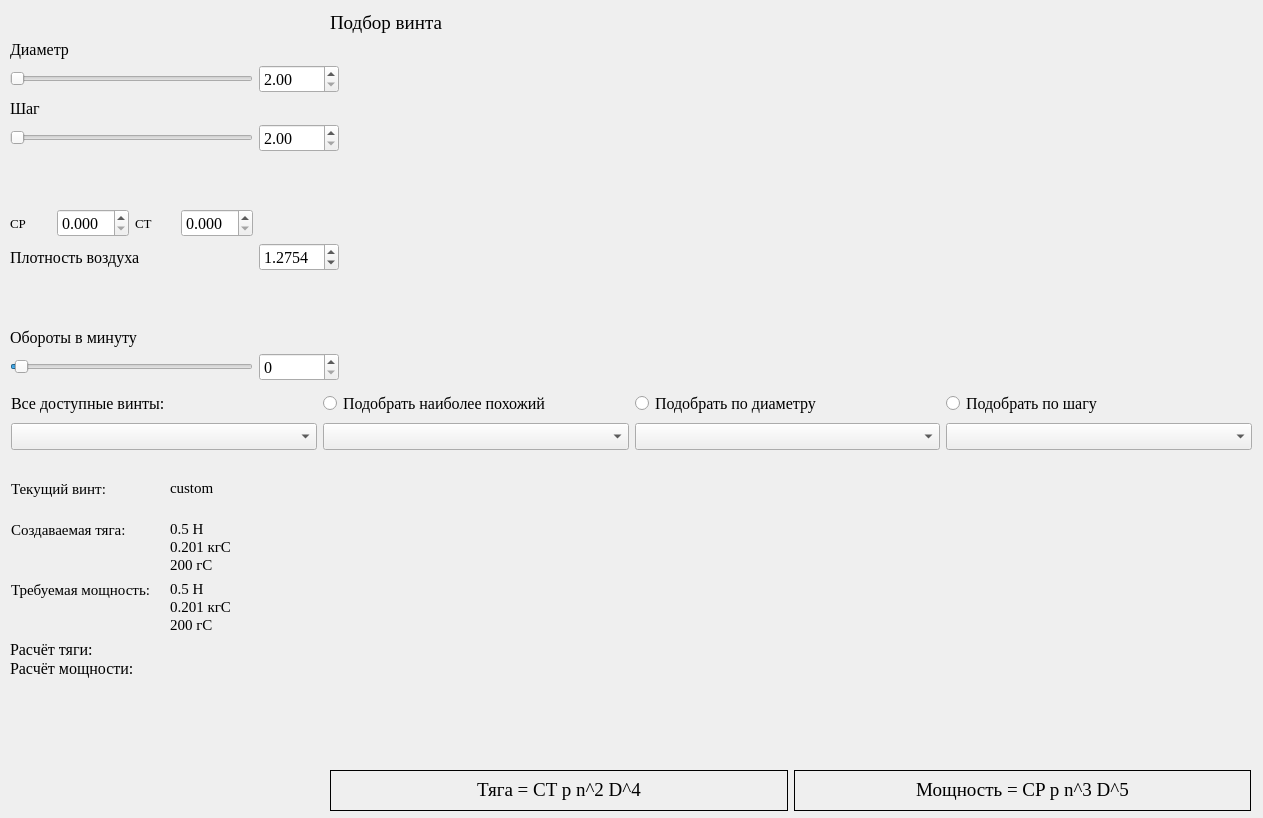
This is main_win.ui in Kronars/Diplom as Qt 5 draws it before an edit. The edited form follows.
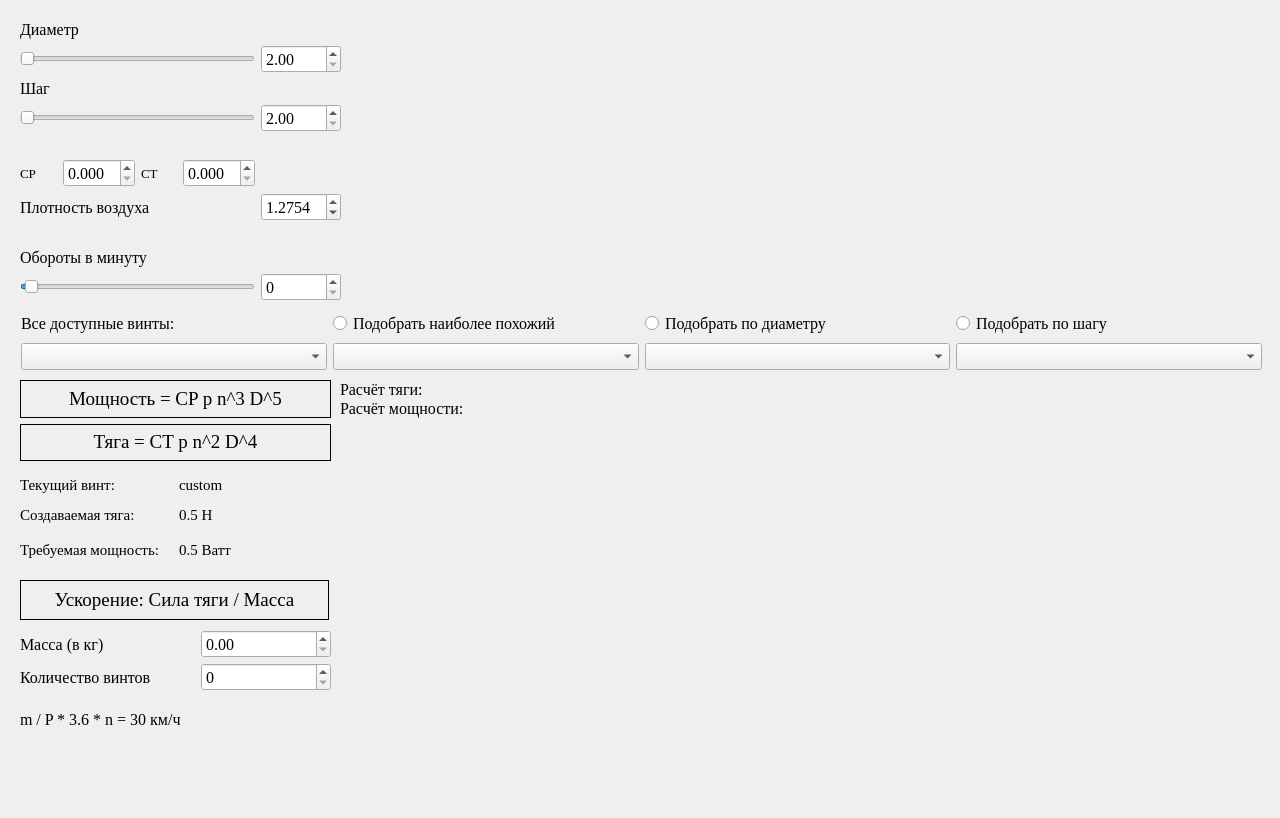
This is the edited form. Icons and pictures are not drawn. Custom widgets are drawn as their Qt base class.

Commit message: Новые фичи в интерфейс

Patch:
```diff
--- a/main_win.ui
+++ b/main_win.ui
@@ -6,7 +6,7 @@
    <rect>
     <x>0</x>
     <y>0</y>
-    <width>1263</width>
+    <width>1280</width>
     <height>818</height>
    </rect>
   </property>
@@ -30,41 +30,19 @@
      <stylestrategy>PreferAntialias</stylestrategy>
     </font>
    </property>
-   <widget class="QLabel" name="title">
-    <property name="geometry">
-     <rect>
-      <x>330</x>
-      <y>10</y>
-      <width>148</width>
-      <height>26</height>
-     </rect>
-    </property>
-    <property name="font">
-     <font>
-      <family>Times New Roman</family>
-      <pointsize>14</pointsize>
-     </font>
-    </property>
-    <property name="autoFillBackground">
-     <bool>false</bool>
-    </property>
-    <property name="text">
-     <string>Подбор винта</string>
-    </property>
-    <property name="scaledContents">
-     <bool>false</bool>
-    </property>
-   </widget>
    <widget class="QWidget" name="gridLayoutWidget">
     <property name="geometry">
      <rect>
-      <x>10</x>
-      <y>40</y>
-      <width>329</width>
-      <height>341</height>
+      <x>20</x>
+      <y>20</y>
+      <width>321</width>
+      <height>281</height>
      </rect>
     </property>
     <layout class="QGridLayout" name="sliders_grid">
+     <property name="topMargin">
+      <number>0</number>
+     </property>
      <item row="5" column="0">
       <widget class="QSlider" name="p_slider">
        <property name="minimum">
@@ -302,10 +280,10 @@
    <widget class="QWidget" name="layoutWidget">
     <property name="geometry">
      <rect>
-      <x>11</x>
-      <y>463</y>
+      <x>20</x>
+      <y>470</y>
       <width>311</width>
-      <height>171</height>
+      <height>101</height>
      </rect>
     </property>
     <layout class="QGridLayout" name="stats_lay">
@@ -329,9 +307,10 @@
         </font>
        </property>
        <property name="text">
-        <string>Требуемая мощность:
-
-</string>
+        <string>Требуемая мощность:</string>
+       </property>
+       <property name="alignment">
+        <set>Qt::AlignLeading|Qt::AlignLeft|Qt::AlignTop</set>
        </property>
       </widget>
      </item>
@@ -359,9 +338,10 @@
         </font>
        </property>
        <property name="text">
-        <string>0.5 Н
-0.201 кгС
-200 гС</string>
+        <string>0.5 Н</string>
+       </property>
+       <property name="alignment">
+        <set>Qt::AlignLeading|Qt::AlignLeft|Qt::AlignTop</set>
        </property>
        <property name="textInteractionFlags">
         <set>Qt::LinksAccessibleByKeyboard|Qt::LinksAccessibleByMouse|Qt::TextBrowserInteraction|Qt::TextSelectableByKeyboard|Qt::TextSelectableByMouse</set>
@@ -377,9 +357,10 @@
         </font>
        </property>
        <property name="text">
-        <string>0.5 Н
-0.201 кгС
-200 гС</string>
+        <string>0.5 Ватт</string>
+       </property>
+       <property name="alignment">
+        <set>Qt::AlignLeading|Qt::AlignLeft|Qt::AlignTop</set>
        </property>
        <property name="textInteractionFlags">
         <set>Qt::LinksAccessibleByKeyboard|Qt::LinksAccessibleByMouse|Qt::TextBrowserInteraction|Qt::TextSelectableByKeyboard|Qt::TextSelectableByMouse</set>
@@ -394,9 +375,10 @@
         </font>
        </property>
        <property name="text">
-        <string>Создаваемая тяга:
-
-</string>
+        <string>Создаваемая тяга:</string>
+       </property>
+       <property name="alignment">
+        <set>Qt::AlignLeading|Qt::AlignLeft|Qt::AlignTop</set>
        </property>
       </widget>
      </item>
@@ -405,8 +387,8 @@
    <widget class="QWidget" name="gridLayoutWidget_3">
     <property name="geometry">
      <rect>
-      <x>11</x>
-      <y>390</y>
+      <x>21</x>
+      <y>310</y>
       <width>1241</width>
       <height>63</height>
      </rect>
@@ -476,10 +458,10 @@
    <widget class="QWidget" name="layoutWidget">
     <property name="geometry">
      <rect>
-      <x>330</x>
-      <y>40</y>
+      <x>340</x>
+      <y>20</y>
       <width>921</width>
-      <height>321</height>
+      <height>281</height>
      </rect>
     </property>
     <layout class="QVBoxLayout" name="props_lay">
@@ -511,59 +493,23 @@
    <widget class="GraphicsLayoutWidget" name="graphWidget" native="true">
     <property name="geometry">
      <rect>
-      <x>330</x>
-      <y>470</y>
+      <x>340</x>
+      <y>430</y>
       <width>921</width>
-      <height>295</height>
+      <height>381</height>
      </rect>
     </property>
    </widget>
    <widget class="QWidget" name="horizontalLayoutWidget">
     <property name="geometry">
      <rect>
-      <x>330</x>
-      <y>770</y>
-      <width>921</width>
-      <height>41</height>
+      <x>20</x>
+      <y>380</y>
+      <width>311</width>
+      <height>81</height>
      </rect>
     </property>
-    <layout class="QHBoxLayout" name="formulas_lay">
-     <item>
-      <widget class="QLabel" name="thr_formula">
-       <property name="sizePolicy">
-        <sizepolicy hsizetype="Preferred" vsizetype="Preferred">
-         <horstretch>0</horstretch>
-         <verstretch>0</verstretch>
-        </sizepolicy>
-       </property>
-       <property name="font">
-        <font>
-         <pointsize>14</pointsize>
-        </font>
-       </property>
-       <property name="frameShape">
-        <enum>QFrame::Box</enum>
-       </property>
-       <property name="frameShadow">
-        <enum>QFrame::Plain</enum>
-       </property>
-       <property name="text">
-        <string>Тяга = CT p n^2 D^4</string>
-       </property>
-       <property name="textFormat">
-        <enum>Qt::PlainText</enum>
-       </property>
-       <property name="scaledContents">
-        <bool>false</bool>
-       </property>
-       <property name="alignment">
-        <set>Qt::AlignCenter</set>
-       </property>
-       <property name="textInteractionFlags">
-        <set>Qt::LinksAccessibleByKeyboard|Qt::LinksAccessibleByMouse|Qt::TextBrowserInteraction|Qt::TextSelectableByKeyboard|Qt::TextSelectableByMouse</set>
-       </property>
-      </widget>
-     </item>
+    <layout class="QVBoxLayout" name="verticalLayout">
      <item>
       <widget class="QLabel" name="pow_formula">
        <property name="sizePolicy">
@@ -600,21 +546,56 @@
        </property>
       </widget>
      </item>
+     <item>
+      <widget class="QLabel" name="thr_formula">
+       <property name="sizePolicy">
+        <sizepolicy hsizetype="Preferred" vsizetype="Preferred">
+         <horstretch>0</horstretch>
+         <verstretch>0</verstretch>
+        </sizepolicy>
+       </property>
+       <property name="font">
+        <font>
+         <pointsize>14</pointsize>
+        </font>
+       </property>
+       <property name="frameShape">
+        <enum>QFrame::Box</enum>
+       </property>
+       <property name="frameShadow">
+        <enum>QFrame::Plain</enum>
+       </property>
+       <property name="text">
+        <string>Тяга = CT p n^2 D^4</string>
+       </property>
+       <property name="textFormat">
+        <enum>Qt::PlainText</enum>
+       </property>
+       <property name="scaledContents">
+        <bool>false</bool>
+       </property>
+       <property name="alignment">
+        <set>Qt::AlignCenter</set>
+       </property>
+       <property name="textInteractionFlags">
+        <set>Qt::LinksAccessibleByKeyboard|Qt::LinksAccessibleByMouse|Qt::TextBrowserInteraction|Qt::TextSelectableByKeyboard|Qt::TextSelectableByMouse</set>
+       </property>
+      </widget>
+     </item>
     </layout>
    </widget>
    <widget class="QLabel" name="full_calc">
     <property name="geometry">
      <rect>
-      <x>10</x>
-      <y>640</y>
-      <width>311</width>
-      <height>171</height>
+      <x>340</x>
+      <y>380</y>
+      <width>921</width>
+      <height>51</height>
      </rect>
     </property>
     <property name="text">
      <string>Расчёт тяги: 
-Расчёт мощности: 
-</string>
+Расчёт мощности:</string>
     </property>
     <property name="textFormat">
      <enum>Qt::AutoText</enum>
@@ -628,10 +609,127 @@
     <property name="wordWrap">
      <bool>true</bool>
     </property>
+    <property name="margin">
+     <number>3</number>
+    </property>
     <property name="textInteractionFlags">
      <set>Qt::TextSelectableByKeyboard|Qt::TextSelectableByMouse</set>
     </property>
    </widget>
+   <widget class="QLabel" name="speed_label">
+    <property name="geometry">
+     <rect>
+      <x>20</x>
+      <y>710</y>
+      <width>311</width>
+      <height>60</height>
+     </rect>
+    </property>
+    <property name="minimumSize">
+     <size>
+      <width>311</width>
+      <height>30</height>
+     </size>
+    </property>
+    <property name="text">
+     <string>m / P * 3.6 * n = 30 км/ч</string>
+    </property>
+    <property name="alignment">
+     <set>Qt::AlignLeading|Qt::AlignLeft|Qt::AlignTop</set>
+    </property>
+    <property name="wordWrap">
+     <bool>true</bool>
+    </property>
+    <property name="margin">
+     <number>3</number>
+    </property>
+   </widget>
+   <widget class="QLabel" name="boost_formula">
+    <property name="geometry">
+     <rect>
+      <x>20</x>
+      <y>580</y>
+      <width>309</width>
+      <height>40</height>
+     </rect>
+    </property>
+    <property name="sizePolicy">
+     <sizepolicy hsizetype="Preferred" vsizetype="Preferred">
+      <horstretch>0</horstretch>
+      <verstretch>0</verstretch>
+     </sizepolicy>
+    </property>
+    <property name="font">
+     <font>
+      <pointsize>14</pointsize>
+     </font>
+    </property>
+    <property name="frameShape">
+     <enum>QFrame::Box</enum>
+    </property>
+    <property name="frameShadow">
+     <enum>QFrame::Plain</enum>
+    </property>
+    <property name="text">
+     <string>Ускорение: Сила тяги / Масса</string>
+    </property>
+    <property name="textFormat">
+     <enum>Qt::PlainText</enum>
+    </property>
+    <property name="scaledContents">
+     <bool>false</bool>
+    </property>
+    <property name="alignment">
+     <set>Qt::AlignCenter</set>
+    </property>
+    <property name="textInteractionFlags">
+     <set>Qt::LinksAccessibleByKeyboard|Qt::LinksAccessibleByMouse|Qt::TextBrowserInteraction|Qt::TextSelectableByKeyboard|Qt::TextSelectableByMouse</set>
+    </property>
+   </widget>
+   <widget class="QWidget" name="formLayoutWidget">
+    <property name="geometry">
+     <rect>
+      <x>20</x>
+      <y>630</y>
+      <width>311</width>
+      <height>70</height>
+     </rect>
+    </property>
+    <layout class="QFormLayout" name="formLayout">
+     <property name="labelAlignment">
+      <set>Qt::AlignLeading|Qt::AlignLeft|Qt::AlignVCenter</set>
+     </property>
+     <property name="horizontalSpacing">
+      <number>50</number>
+     </property>
+     <property name="verticalSpacing">
+      <number>5</number>
+     </property>
+     <property name="leftMargin">
+      <number>0</number>
+     </property>
+     <item row="0" column="0">
+      <widget class="QLabel" name="mass_label">
+       <property name="text">
+        <string>Масса (в кг)</string>
+       </property>
+      </widget>
+     </item>
+     <item row="0" column="1">
+      <widget class="QDoubleSpinBox" name="mass_spin_box"/>
+     </item>
+     <item row="1" column="0">
+      <widget class="QLabel" name="amount_props_label">
+       <property name="text">
+        <string>Количество винтов</string>
+       </property>
+      </widget>
+     </item>
+     <item row="1" column="1">
+      <widget class="QSpinBox" name="amount_spin_box"/>
+     </item>
+    </layout>
+   </widget>
   </widget>
  </widget>
  <customwidgets>
```
Left out of the diff: 16 changed lines with no effect on the pictures. The commit also changes 2 other files.
